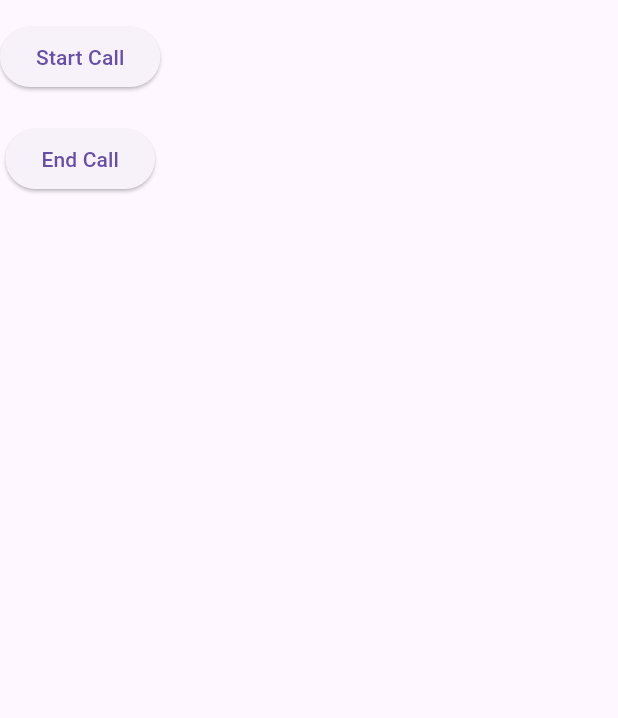
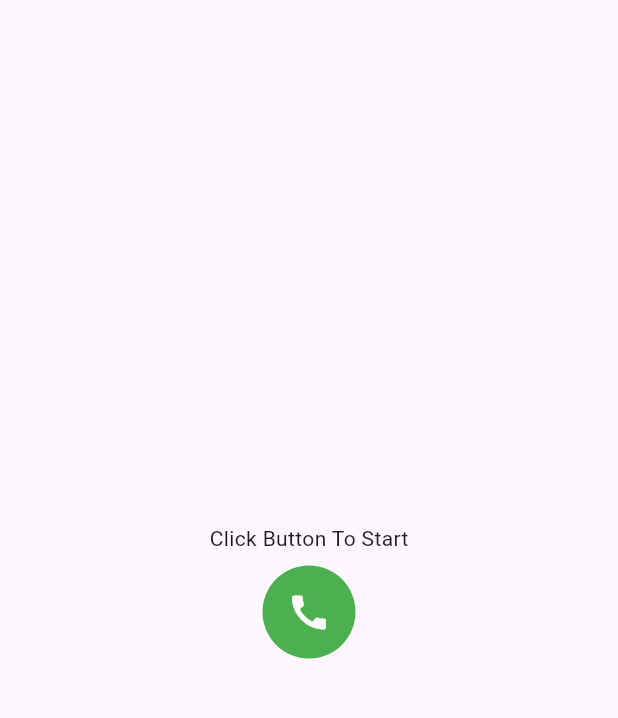
Before and after one commit to mikirinkode/Ai-Assistant-Flutter-WebRTC, a Flutter app: the screen it shows after launch, on a phone screen of 412 x 824 dp, the part 63-781 px from its top. Run offline on Flutter 3.47's test engine with Material 3 defaults, Android fonts, the phone set to English and light mode, and no system bars; our stand-ins replace permission_handler; missing offline and left inert: flutter_webrtc.

```diff
--- a/lib/main_screen.dart
+++ b/lib/main_screen.dart
@@ -19,6 +19,14 @@ class _MainScreenState extends State<MainScreen> {
   MediaStream? localStream;
   RTCDataChannel? dataChannel;
 
+  // to play audio
+  final RTCVideoRenderer _remoteRenderer = RTCVideoRenderer();
+
+  bool isOngoingConversation = false;
+  String transcript = "";
+
+  bool isLoading = false;
+
   @override
   void initState() {
     super.initState();
@@ -35,32 +43,93 @@ class _MainScreenState extends State<MainScreen> {
       appBar: AppBar(
         title: const Text("Ai Assistant with Flutter WebRTC"),
       ),
-      body: Column(
+      body: Center(
+        child: SizedBox(
+          width: 480,
+          child: Column(
             children: [
-          ElevatedButton(
+              (transcript.isNotEmpty && isOngoingConversation)
+                  ? SizedBox(
+                      width: double.infinity,
+                      child: Text("AI: $transcript"),
+                    )
+                  : const SizedBox(),
+              Expanded(
+                child: Container(
+                  width: double.infinity,
+                  alignment: Alignment.center,
+                  child: (isLoading)
+                      ? const CircularProgressIndicator()
+                      : Container(
+                          padding: const EdgeInsets.all(24),
+                          child: (!isOngoingConversation)
+                              ? Column(
+                                mainAxisSize: MainAxisSize.min,
+                                children: [
+                                  Text("Click Button To Start"),
+                                  IconButton(
                                       onPressed: () {
                                         startWebRtcSession();
                                       },
-              child: const Text("Start Call")),
-          const SizedBox(
-            height: 20,
+                                      icon: Container(
+                                        decoration: const BoxDecoration(
+                                            color: Colors.green,
+                                            shape: BoxShape.circle),
+                                        padding: const EdgeInsets.all(16),
+                                        child: const Icon(
+                                          Icons.call,
+                                          color: Colors.white,
+                                          size: 30,
                                         ),
-          ElevatedButton(
+                                      ),
+                                    ),
+                                ],
+                              )
+                              : Column(
+                                mainAxisSize: MainAxisSize.min,
+                                children: [
+                                  Text("Speak freely"),
+                                  IconButton(
                                       onPressed: () {
                                         stopWebRtcConnection();
+                                        setState(() {
+                                          transcript = "";
+                                        });
                                       },
-              child: const Text("End Call")),
+                                      icon: Container(
+                                        decoration: const BoxDecoration(
+                                            color: Colors.red,
+                                            shape: BoxShape.circle),
+                                        padding: const EdgeInsets.all(16),
+                                        child: const Icon(
+                                          Icons.call_end,
+                                          color: Colors.white,
+                                          size: 30,
+                                        ),
+                                      ),
+                                    ),
                                 ],
+                              ),
+                        ),
+                ),
+              ),
+            ],
+          ),
+        ),
       ),
     );
   }
 
   Future<void> startWebRtcSession() async {
+    print("Starting WebRTC Session");
     try {
       stopWebRtcConnection();
+      setState(() {
+        isLoading = true;
+      });
       //Get the emphemral key from OPEN AI
       emphemeralKey = await OpenAIService.getEphemeralToken();
-      print("Key Generated: " + emphemeralKey);
+      print("Key Generated: $emphemeralKey");
 
       //Creating configurations
       final configs = {
@@ -78,16 +147,27 @@ class _MainScreenState extends State<MainScreen> {
       peerConnection = await createPeerConnection(configs);
       if (peerConnection == null) {
         throw Exception("Failed to create peer connection");
+      } else {
+        setState(() {
+          isOngoingConversation = true;
+        });
       }
       peerConnection?.onIceCandidate = (candidate) async {
-        print("Got the ICE Candidate: " + (candidate.candidate ?? ""));
+        print("Got the ICE Candidate: ${candidate.candidate ?? ""}");
         if (candidate.candidate != null && peerConnection != null) {
           try {
             await peerConnection!.addCandidate(candidate);
           } catch (e) {
-            print("Error adding candidate to the peer connection: " +
-                e.toString());
+            print("Error adding candidate to the peer connection: $e");
           }
+        }
+      };
+
+      // Track The Audio
+      peerConnection?.onTrack = (RTCTrackEvent event) {
+        debugPrint(">> onTrack: ${event.track.kind}");
+        if (event.track.kind == 'audio' || event.track.kind == 'video') {
+          _remoteRenderer.srcObject = event.streams.first; // Playing audio
         }
       };
 
@@ -206,6 +286,11 @@ class _MainScreenState extends State<MainScreen> {
                   print('State: Connected');
                   await Future.delayed(const Duration(seconds: 1));
 
+                  setState(() {
+                    isLoading = false;
+                  });
+
+                  // Send the initial greeting message
                   break;
                 case RTCPeerConnectionState.RTCPeerConnectionStateDisconnected:
                   print('State: Disconnected');
@@ -230,6 +315,8 @@ class _MainScreenState extends State<MainScreen> {
     dataChannel?.onMessage = (message) {
       try {
         final data = json.decode(message.text);
+        handleOpenAIStream(data);
+
         print('\n==================== OpenAI Response ====================');
         print('Raw response data: $data');
 
@@ -289,6 +376,29 @@ class _MainScreenState extends State<MainScreen> {
       await peerConnection?.close();
       peerConnection = null;
     }
+    setState(() {
+      isOngoingConversation = false;
+    });
+
     print("WEB RTc Connection terminated successfully");
   }
+
+  void handleOpenAIStream(Map<String, dynamic> data) {
+    final type = data['type'];
+
+    debugPrint("type: $type");
+
+    if (type == 'response.audio') {
+      // NOT RECEIVE response.audio if using WebRTC, use WebSocket
+      // playAudioFromBase64(data['audio']);
+    } else if (type == 'input_audio_buffer.speech_started') {
+      setState(() {
+        transcript = "";
+      });
+    } else if (type == 'response.audio_transcript.delta') {
+      setState(() {
+        transcript += data['delta'];
+      });
     }
+  }
+}
```
Lines whose indentation alone changed are shown as unchanged.
